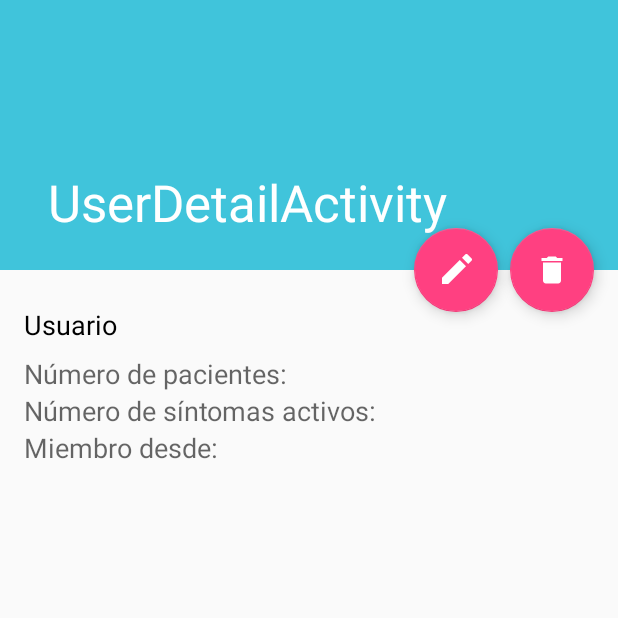
After one commit to JavierLeza/MedicApp, an Android app: the UserDetailActivity screen opened directly, with no data from a screen before it, on a phone screen of 412 x 824 dp, the top half of it. The commit adds this screen. Run offline under Robolectric (Android 15) with nearby library versions, the phone set to English and light mode, and no system bars.

Commit message:
Detalles de Medico
Muestra los detalles de cada medico (estructura)

```diff
--- a/MedicApp/app/src/main/AndroidManifest.xml
+++ b/MedicApp/app/src/main/AndroidManifest.xml
@@ -38,7 +38,11 @@
             android:label="@string/title_activity_user_account"
             android:theme="@style/AppTheme.NoActionBar" />
         <activity android:name=".ChangeMyAccountInfoActivity" />
-        <activity android:name=".UsersListActivity"></activity>
+        <activity android:name=".UsersListActivity" />
+        <activity
+            android:name=".UserDetailActivity"
+            android:label="@string/title_activity_user_detail"
+            android:theme="@style/AppTheme.NoActionBar"></activity>
     </application>
 
 </manifest>
--- /dev/null
+++ b/MedicApp/app/src/main/java/com/medic/medicapp/UserDetailActivity.java
@@ -0,0 +1,17 @@
+package com.medic.medicapp;
+
+import android.os.Bundle;
+import android.support.v7.app.AppCompatActivity;
+import android.support.v7.widget.Toolbar;
+
+public class UserDetailActivity extends AppCompatActivity {
+
+    @Override
+    protected void onCreate(Bundle savedInstanceState) {
+        super.onCreate(savedInstanceState);
+        setContentView(R.layout.activity_user_detail);
+        Toolbar toolbar = (Toolbar) findViewById(R.id.toolbar);
+        setSupportActionBar(toolbar);
+
+    }
+}
--- a/MedicApp/app/src/main/java/com/medic/medicapp/UsersListActivity.java
+++ b/MedicApp/app/src/main/java/com/medic/medicapp/UsersListActivity.java
@@ -11,6 +11,8 @@ import android.support.v7.widget.LinearLayoutManager;
 import android.support.v7.widget.RecyclerView;
 import android.util.Log;
 import android.view.View;
+import android.widget.TextView;
+import android.widget.Toast;
 
 import com.medic.medicapp.data.MedicContract;
 
@@ -126,8 +128,7 @@ public class UsersListActivity extends AppCompatActivity implements LoaderManage
     }
 
     public void userDetail(View view) {
-        //TODO
-       /* TextView tv = (TextView) view;
+        TextView tv = (TextView) view;
 
         String userName = tv.getText().toString();
 
@@ -141,7 +142,7 @@ public class UsersListActivity extends AppCompatActivity implements LoaderManage
 
 
         startActivity(intent);
-        */
+
     }
 
 }
--- /dev/null
+++ b/MedicApp/app/src/main/res/layout/activity_user_detail.xml
@@ -0,0 +1,59 @@
+<?xml version="1.0" encoding="utf-8"?>
+<android.support.design.widget.CoordinatorLayout xmlns:android="http://schemas.android.com/apk/res/android"
+    xmlns:app="http://schemas.android.com/apk/res-auto"
+    xmlns:tools="http://schemas.android.com/tools"
+    android:layout_width="match_parent"
+    android:layout_height="match_parent"
+    android:fitsSystemWindows="true"
+    tools:context="com.medic.medicapp.UserDetailActivity"
+    android:id="@+id/user_detail">
+
+    <android.support.design.widget.AppBarLayout
+        android:id="@+id/app_bar"
+        android:layout_width="match_parent"
+        android:layout_height="@dimen/app_bar_height"
+        android:fitsSystemWindows="true"
+        android:theme="@style/AppTheme.AppBarOverlay">
+
+        <android.support.design.widget.CollapsingToolbarLayout
+            android:id="@+id/toolbar_layout"
+            android:layout_width="match_parent"
+            android:layout_height="match_parent"
+            android:fitsSystemWindows="true"
+            app:contentScrim="?attr/colorPrimary"
+            app:layout_scrollFlags="scroll|exitUntilCollapsed">
+
+            <android.support.v7.widget.Toolbar
+                android:id="@+id/toolbar"
+                android:layout_width="match_parent"
+                android:layout_height="?attr/actionBarSize"
+                app:layout_collapseMode="pin"
+                app:popupTheme="@style/AppTheme.PopupOverlay" />
+
+        </android.support.design.widget.CollapsingToolbarLayout>
+    </android.support.design.widget.AppBarLayout>
+
+    <android.support.design.widget.FloatingActionButton
+        android:id="@+id/fab_delete_user"
+        android:layout_width="wrap_content"
+        android:layout_height="wrap_content"
+        android:layout_margin="@dimen/fab_margin"
+        app:layout_anchor="@id/app_bar"
+        app:layout_anchorGravity="bottom|end"
+        app:srcCompat="@mipmap/ic_delete_white_24dp" />
+
+    <android.support.design.widget.FloatingActionButton
+        android:id="@+id/fab_edit_user"
+        android:layout_width="wrap_content"
+        android:layout_height="wrap_content"
+        android:layout_margin="80dp"
+        app:layout_anchor="@id/fab_delete_user"
+        app:layout_anchorGravity="center"
+        app:srcCompat="@mipmap/ic_mode_edit_white_24dp"/>
+
+
+
+    <include layout="@layout/content_user_detail" />
+
+
+</android.support.design.widget.CoordinatorLayout>
--- /dev/null
+++ b/MedicApp/app/src/main/res/layout/content_user_detail.xml
@@ -0,0 +1,83 @@
+<?xml version="1.0" encoding="utf-8"?>
+<android.support.v4.widget.NestedScrollView xmlns:android="http://schemas.android.com/apk/res/android"
+    xmlns:app="http://schemas.android.com/apk/res-auto"
+    xmlns:tools="http://schemas.android.com/tools"
+    android:layout_width="match_parent"
+    android:layout_height="match_parent"
+    app:layout_behavior="@string/appbar_scrolling_view_behavior"
+    tools:context="com.medic.medicapp.UserDetailActivity"
+    tools:showIn="@layout/activity_user_detail">
+
+    <LinearLayout
+        android:layout_width="match_parent"
+        android:layout_height="wrap_content"
+        android:orientation="vertical"
+        android:padding="16dp">
+
+        <TextView
+            android:layout_width="wrap_content"
+            android:layout_height="wrap_content"
+            android:layout_gravity="start"
+            android:textColor="@android:color/primary_text_light"
+            style="@style/TextAppearance.AppCompat.Medium"
+            android:text="@string/user"
+            android:layout_marginTop="8dp"
+            android:layout_marginBottom="8dp"/>
+
+        <LinearLayout
+            android:layout_width="match_parent"
+            android:layout_height="wrap_content"
+            android:orientation="horizontal">
+
+            <TextView
+                style="@style/TextAppearance.AppCompat.Medium"
+                android:layout_width="wrap_content"
+                android:layout_height="match_parent"
+                android:text="@string/patient_number"/>
+            <TextView
+                style="@style/TextAppearance.AppCompat.Medium"
+                android:layout_width="wrap_content"
+                android:layout_height="match_parent"
+                android:id="@+id/list_number"/>
+
+        </LinearLayout>
+
+        <LinearLayout
+            android:layout_width="match_parent"
+            android:layout_height="wrap_content"
+            android:orientation="horizontal">
+
+            <TextView
+                style="@style/TextAppearance.AppCompat.Medium"
+                android:layout_width="wrap_content"
+                android:layout_height="match_parent"
+                android:text="@string/symptom_number"/>
+            <TextView
+                style="@style/TextAppearance.AppCompat.Medium"
+                android:layout_width="wrap_content"
+                android:layout_height="match_parent"
+                android:id="@+id/elem_number"/>
+
+        </LinearLayout>
+
+        <LinearLayout
+            android:layout_width="match_parent"
+            android:layout_height="wrap_content"
+            android:orientation="horizontal">
+
+            <TextView
+                style="@style/TextAppearance.AppCompat.Medium"
+                android:layout_width="wrap_content"
+                android:layout_height="match_parent"
+                android:text="@string/member_since"/>
+            <TextView
+                style="@style/TextAppearance.AppCompat.Medium"
+                android:layout_width="wrap_content"
+                android:layout_height="match_parent"
+                android:id="@+id/member_since"/>
+
+        </LinearLayout>
+
+    </LinearLayout>
+
+</android.support.v4.widget.NestedScrollView>
--- /dev/null
+++ b/MedicApp/app/src/main/res/menu/menu_user_detail.xml
@@ -0,0 +1,10 @@
+<menu xmlns:android="http://schemas.android.com/apk/res/android"
+    xmlns:app="http://schemas.android.com/apk/res-auto"
+    xmlns:tools="http://schemas.android.com/tools"
+    tools:context="com.medic.medicapp.UserDetailActivity">
+    <item
+        android:id="@+id/action_settings"
+        android:orderInCategory="100"
+        android:title="@string/action_settings"
+        app:showAsAction="never" />
+</menu>
--- a/MedicApp/app/src/main/res/values/strings.xml
+++ b/MedicApp/app/src/main/res/values/strings.xml
@@ -79,4 +79,5 @@
     <string name="change_password">Cambiar contraseña</string>
     <string name="new_password">Nueva contraseña</string>
     <string name="repite_password">Repita la contraseña</string>
+    <string name="title_activity_user_detail">UserDetailActivity</string>
 </resources>
```
